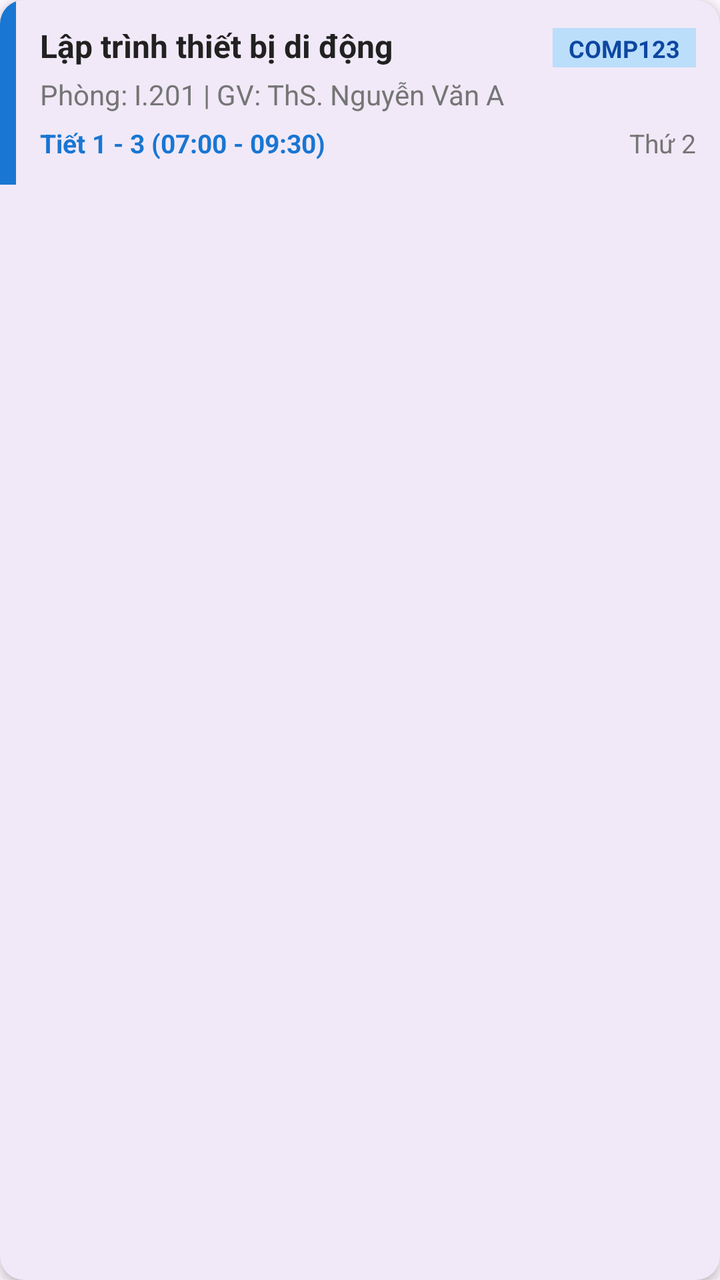
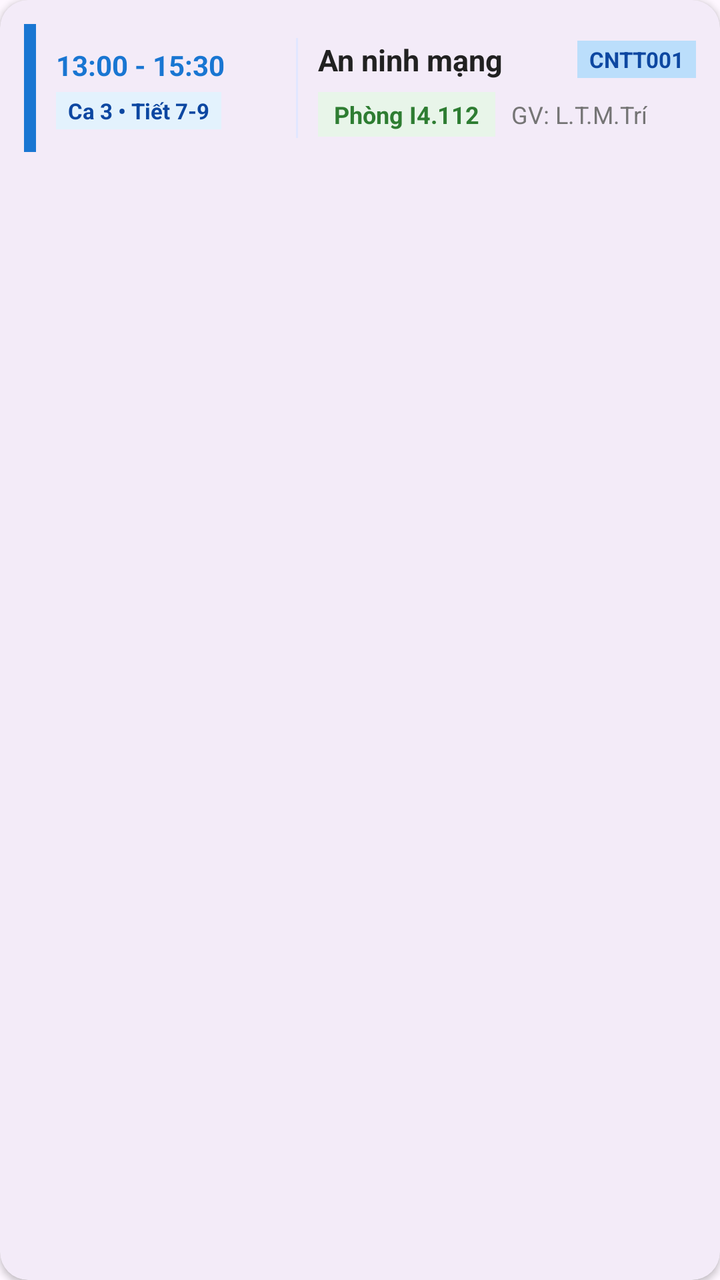

The first picture is an Android layout as it rendered before a commit; the second is the same layout after the commit. The layout source and the unified diff follow.
<!-- AndroidManifest.xml: application theme Theme.Schedule_TDMU -->
<!-- res/layout/item_lich_hoc.xml -->
<?xml version="1.0" encoding="utf-8"?>
<com.google.android.material.card.MaterialCardView xmlns:android="http://schemas.android.com/apk/res/android"
    xmlns:app="http://schemas.android.com/apk/res-auto"
    android:layout_width="match_parent"
    android:layout_height="wrap_content"
    android:layout_marginHorizontal="12dp"
    android:layout_marginVertical="6dp"
    app:cardCornerRadius="12dp"
    app:cardElevation="3dp"
    app:strokeWidth="0dp">

    <LinearLayout
        android:layout_width="match_parent"
        android:layout_height="wrap_content"
        android:orientation="horizontal">

        
        <View
            android:id="@+id/view_color_strip"
            android:layout_width="8dp"
            android:layout_height="match_parent"
            android:background="@color/primary" />

        <LinearLayout
            android:layout_width="match_parent"
            android:layout_height="wrap_content"
            android:orientation="vertical"
            android:padding="12dp">

            <LinearLayout
                android:layout_width="match_parent"
                android:layout_height="wrap_content"
                android:orientation="horizontal">

                <TextView
                    android:id="@+id/tv_ten_mon"
                    android:layout_width="0dp"
                    android:layout_height="wrap_content"
                    android:layout_weight="1"
                    android:text="Lập trình thiết bị di động"
                    android:textColor="@color/text_primary"
                    android:textSize="16sp"
                    android:textStyle="bold" />

                <TextView
                    android:id="@+id/tv_ma_mon"
                    android:layout_width="wrap_content"
                    android:layout_height="wrap_content"
                    android:background="@color/primary_light"
                    android:paddingHorizontal="8dp"
                    android:paddingVertical="2dp"
                    android:text="COMP123"
                    android:textColor="@color/primary_dark"
                    android:textSize="12sp"
                    android:textStyle="bold" />
            </LinearLayout>

            <TextView
                android:id="@+id/tv_phong_giang_vien"
                android:layout_width="wrap_content"
                android:layout_height="wrap_content"
                android:layout_marginTop="4dp"
                android:text="Phòng: I.201 | GV: ThS. Nguyễn Văn A"
                android:textColor="@color/text_secondary"
                android:textSize="14sp" />

            <LinearLayout
                android:layout_width="match_parent"
                android:layout_height="wrap_content"
                android:layout_marginTop="6dp"
                android:orientation="horizontal">

                <TextView
                    android:id="@+id/tv_tiet_hoc"
                    android:layout_width="0dp"
                    android:layout_height="wrap_content"
                    android:layout_weight="1"
                    android:text="Tiết 1 - 3 (07:00 - 09:30)"
                    android:textColor="@color/primary"
                    android:textSize="13sp"
                    android:textStyle="bold" />

                <TextView
                    android:id="@+id/tv_thu"
                    android:layout_width="wrap_content"
                    android:layout_height="wrap_content"
                    android:text="Thứ 2"
                    android:textColor="@color/text_secondary"
                    android:textSize="13sp" />
            </LinearLayout>
        </LinearLayout>
    </LinearLayout>
</com.google.android.material.card.MaterialCardView>
<!-- resources referenced by this layout -->
<resources>
  <color name="primary">#1976D2</color>
  <color name="primary_dark">#0D47A1</color>
  <color name="primary_light">#BBDEFB</color>
  <color name="text_primary">#212121</color>
  <color name="text_secondary">#757575</color>
  <style name="Theme.Schedule_TDMU" parent="Base.Theme.Schedule_TDMU" />
  <style name="Base.Theme.Schedule_TDMU" parent="Theme.Material3.DayNight.NoActionBar">
          
          
      </style>
</resources>

<!-- the commit's change to res/layout/item_lich_hoc.xml (unified diff, before → after) -->
@@ -1,35 +1,102 @@
 <?xml version="1.0" encoding="utf-8"?>
 <com.google.android.material.card.MaterialCardView xmlns:android="http://schemas.android.com/apk/res/android"
     xmlns:app="http://schemas.android.com/apk/res-auto"
+    android:id="@+id/card_item_lich"
     android:layout_width="match_parent"
     android:layout_height="wrap_content"
     android:layout_marginHorizontal="12dp"
     android:layout_marginVertical="6dp"
-    app:cardCornerRadius="12dp"
-    app:cardElevation="3dp"
+    app:cardCornerRadius="14dp"
+    app:cardElevation="2dp"
+    app:strokeColor="@color/primary"
     app:strokeWidth="0dp">
 
     <LinearLayout
         android:layout_width="match_parent"
         android:layout_height="wrap_content"
-        android:orientation="horizontal">
+        android:gravity="center_vertical"
+        android:orientation="horizontal"
+        android:padding="12dp">
 
         
         <View
             android:id="@+id/view_color_strip"
-            android:layout_width="8dp"
-            android:layout_height="match_parent"
+            android:layout_width="6dp"
+            android:layout_height="64dp"
             android:background="@color/primary" />
 
+        
+        <CheckBox
+            android:id="@+id/cb_select"
+            android:layout_width="wrap_content"
+            android:layout_height="wrap_content"
+            android:layout_marginStart="6dp"
+            android:clickable="false"
+            android:focusable="false"
+            android:visibility="gone" />
+
+        
         <LinearLayout
-            android:layout_width="match_parent"
+            android:layout_width="110dp"
             android:layout_height="wrap_content"
-            android:orientation="vertical"
-            android:padding="12dp">
+            android:layout_marginStart="10dp"
+            android:orientation="vertical">
+
+            <TextView
+                android:id="@+id/tv_tiet_hoc"
+                android:layout_width="wrap_content"
+                android:layout_height="wrap_content"
+                android:text="13:00 - 15:30"
+                android:textColor="@color/primary"
+                android:textSize="14sp"
+                android:textStyle="bold" />
+
+            <TextView
+                android:id="@+id/tv_buoi_ca_badge"
+                android:layout_width="wrap_content"
+                android:layout_height="wrap_content"
+                android:layout_marginTop="4dp"
+                android:background="@color/card_bg_blue"
+                android:paddingHorizontal="6dp"
+                android:paddingVertical="2dp"
+                android:text="Ca 3 • Tiết 7-9"
+                android:textColor="@color/primary_dark"
+                android:textSize="11sp"
+                android:textStyle="bold" />
+
+            <TextView
+                android:id="@+id/tv_status_badge"
+                android:layout_width="wrap_content"
+                android:layout_height="wrap_content"
+                android:layout_marginTop="4dp"
+                android:background="@color/primary"
+                android:paddingHorizontal="6dp"
+                android:paddingVertical="2dp"
+                android:text="Sắp diễn ra"
+                android:textColor="@color/white"
+                android:textSize="10sp"
+                android:textStyle="bold"
+                android:visibility="gone" />
+        </LinearLayout>
+
+        
+        <View
+            android:layout_width="1dp"
+            android:layout_height="50dp"
+            android:layout_marginHorizontal="10dp"
+            android:background="@color/surface_container_high" />
+
+        
+        <LinearLayout
+            android:layout_width="0dp"
+            android:layout_height="wrap_content"
+            android:layout_weight="1"
+            android:orientation="vertical">
 
             <LinearLayout
                 android:layout_width="match_parent"
                 android:layout_height="wrap_content"
+                android:gravity="center_vertical"
                 android:orientation="horizontal">
 
                 <TextView
@@ -37,9 +104,9 @@
                     android:layout_width="0dp"
                     android:layout_height="wrap_content"
                     android:layout_weight="1"
-                    android:text="Lập trình thiết bị di động"
+                    android:text="An ninh mạng"
                     android:textColor="@color/text_primary"
-                    android:textSize="16sp"
+                    android:textSize="15sp"
                     android:textStyle="bold" />
 
                 <TextView
@@ -47,47 +114,53 @@
                     android:layout_width="wrap_content"
                     android:layout_height="wrap_content"
                     android:background="@color/primary_light"
-                    android:paddingHorizontal="8dp"
+                    android:paddingHorizontal="6dp"
                     android:paddingVertical="2dp"
-                    android:text="COMP123"
+                    android:text="CNTT001"
                     android:textColor="@color/primary_dark"
-                    android:textSize="12sp"
+                    android:textSize="11sp"
                     android:textStyle="bold" />
             </LinearLayout>
-
-            <TextView
-                android:id="@+id/tv_phong_giang_vien"
-                android:layout_width="wrap_content"
-                android:layout_height="wrap_content"
-                android:layout_marginTop="4dp"
-                android:text="Phòng: I.201 | GV: ThS. Nguyễn Văn A"
-                android:textColor="@color/text_secondary"
-                android:textSize="14sp" />
 
             <LinearLayout
                 android:layout_width="match_parent"
                 android:layout_height="wrap_content"
                 android:layout_marginTop="6dp"
+                android:gravity="center_vertical"
                 android:orientation="horizontal">
 
+                
                 <TextView
-                    android:id="@+id/tv_tiet_hoc"
-                    android:layout_width="0dp"
+                    android:id="@+id/tv_phong_badge"
+                    android:layout_width="wrap_content"
                     android:layout_height="wrap_content"
-                    android:layout_weight="1"
-                    android:text="Tiết 1 - 3 (07:00 - 09:30)"
-                    android:textColor="@color/primary"
-                    android:textSize="13sp"
+                    android:background="@color/card_bg_green"
+                    android:paddingHorizontal="8dp"
+                    android:paddingVertical="3dp"
+                    android:text="Phòng I4.112"
+                    android:textColor="#2E7D32"
+                    android:textSize="12sp"
                     android:textStyle="bold" />
 
                 <TextView
-                    android:id="@+id/tv_thu"
+                    android:id="@+id/tv_giang_vien"
                     android:layout_width="wrap_content"
                     android:layout_height="wrap_content"
-                    android:text="Thứ 2"
+                    android:layout_marginStart="8dp"
+                    android:text="GV: L.T.M.Trí"
                     android:textColor="@color/text_secondary"
-                    android:textSize="13sp" />
+                    android:textSize="12sp" />
             </LinearLayout>
+
+            <TextView
+                android:id="@+id/tv_thu"
+                android:layout_width="wrap_content"
+                android:layout_height="wrap_content"
+                android:layout_marginTop="4dp"
+                android:text="Thứ 2 (19/10)"
+                android:textColor="@color/text_secondary"
+                android:textSize="11sp"
+                android:visibility="gone" />
         </LinearLayout>
     </LinearLayout>
 </com.google.android.material.card.MaterialCardView>
<!-- resource entries referenced after the edit -->
@@ -1,10 +1,14 @@
 <!-- resources referenced by this layout -->
 <resources>
+  <color name="card_bg_blue">#E3F2FD</color>
+  <color name="card_bg_green">#E8F5E9</color>
   <color name="primary">#1976D2</color>
   <color name="primary_dark">#0D47A1</color>
   <color name="primary_light">#BBDEFB</color>
+  <color name="surface_container_high">#E2E7FF</color>
   <color name="text_primary">#212121</color>
   <color name="text_secondary">#757575</color>
+  <color name="white">#FFFFFFFF</color>
   <style name="Theme.Schedule_TDMU" parent="Base.Theme.Schedule_TDMU" />
   <style name="Base.Theme.Schedule_TDMU" parent="Theme.Material3.DayNight.NoActionBar">
           
